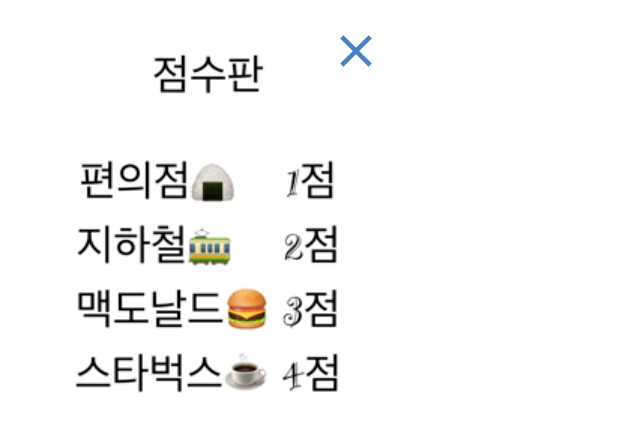
After one commit to hangunhee39/location_score_project, an Android app: the layout standard_dialog.xml on its own in the app's theme, with its tools: preview values and no code run, on a phone screen of 412 x 824 dp. The commit adds this screen. Shown: the top 432 px of the screen. Run offline under Robolectric (Android 15) with nearby library versions, the phone set to English and light mode, and no system bars.

Commit message:
10. 점수판 dialog

```diff
--- /dev/null
+++ b/app/src/main/res/drawable/ic_baseline_view_list_24.xml
@@ -0,0 +1,5 @@
+<vector android:autoMirrored="true" android:height="24dp"
+    android:tint="@color/skyBlue" android:viewportHeight="24"
+    android:viewportWidth="24" android:width="24dp" xmlns:android="http://schemas.android.com/apk/res/android">
+    <path android:fillColor="@android:color/white" android:pathData="M3,14h4v-4H3V14zM3,19h4v-4H3V19zM3,9h4V5H3V9zM8,14h13v-4H8V14zM8,19h13v-4H8V19zM8,5v4h13V5H8z"/>
+</vector>
--- /dev/null
+++ b/app/src/main/res/layout/standard_dialog.xml
@@ -0,0 +1,27 @@
+<?xml version="1.0" encoding="utf-8"?>
+<androidx.constraintlayout.widget.ConstraintLayout xmlns:android="http://schemas.android.com/apk/res/android"
+    xmlns:app="http://schemas.android.com/apk/res-auto"
+    android:layout_width="wrap_content"
+    android:layout_height="wrap_content">
+
+    <Button
+        android:layout_margin="16dp"
+        android:id="@+id/clearButton"
+        android:layout_width="36dp"
+        android:layout_height="36dp"
+        android:background="@drawable/ic_baseline_clear_24"
+        android:elevation="1dp"
+        app:layout_constraintEnd_toEndOf="@id/imageView"
+        app:layout_constraintTop_toTopOf="@id/imageView" />
+
+    <ImageView
+        android:id="@+id/imageView"
+        android:layout_width="wrap_content"
+        android:layout_height="wrap_content"
+        android:background="@drawable/standerd_list_img"
+        app:layout_constraintEnd_toEndOf="parent"
+        app:layout_constraintBottom_toBottomOf="parent"
+        app:layout_constraintStart_toStartOf="parent"
+        app:layout_constraintTop_toTopOf="parent" />
+
+</androidx.constraintlayout.widget.ConstraintLayout>
```
Also changed, not shown: app/src/main/java/hgh/project/location_score/presentation/main/MainActivity.kt (+24 -0 lines), app/src/main/res/layout/activity_main.xml (+10 -0 lines), app/src/main/res/drawable-v24/standerd_list_img.png (added).
